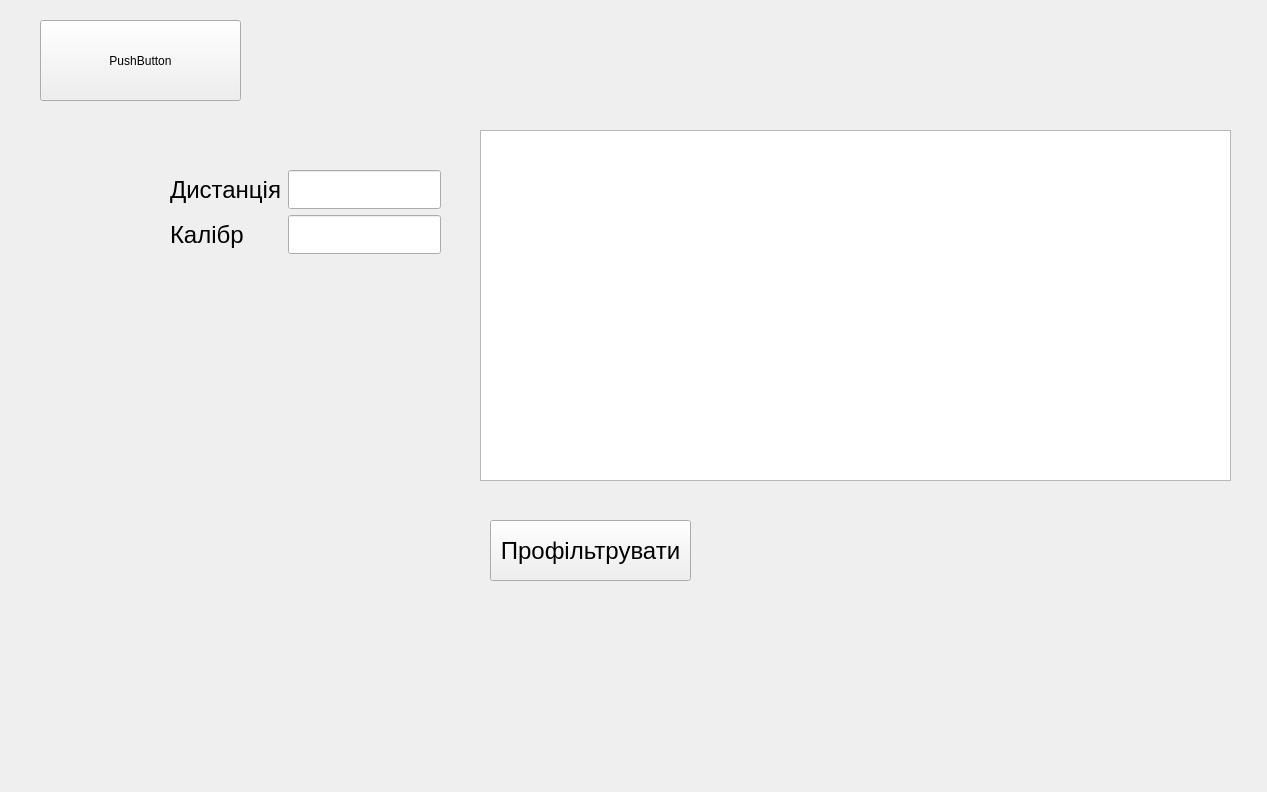
Old version of the form Military/filtrationwin.ui in the repository DmitryBizCode/MilitaryQt.
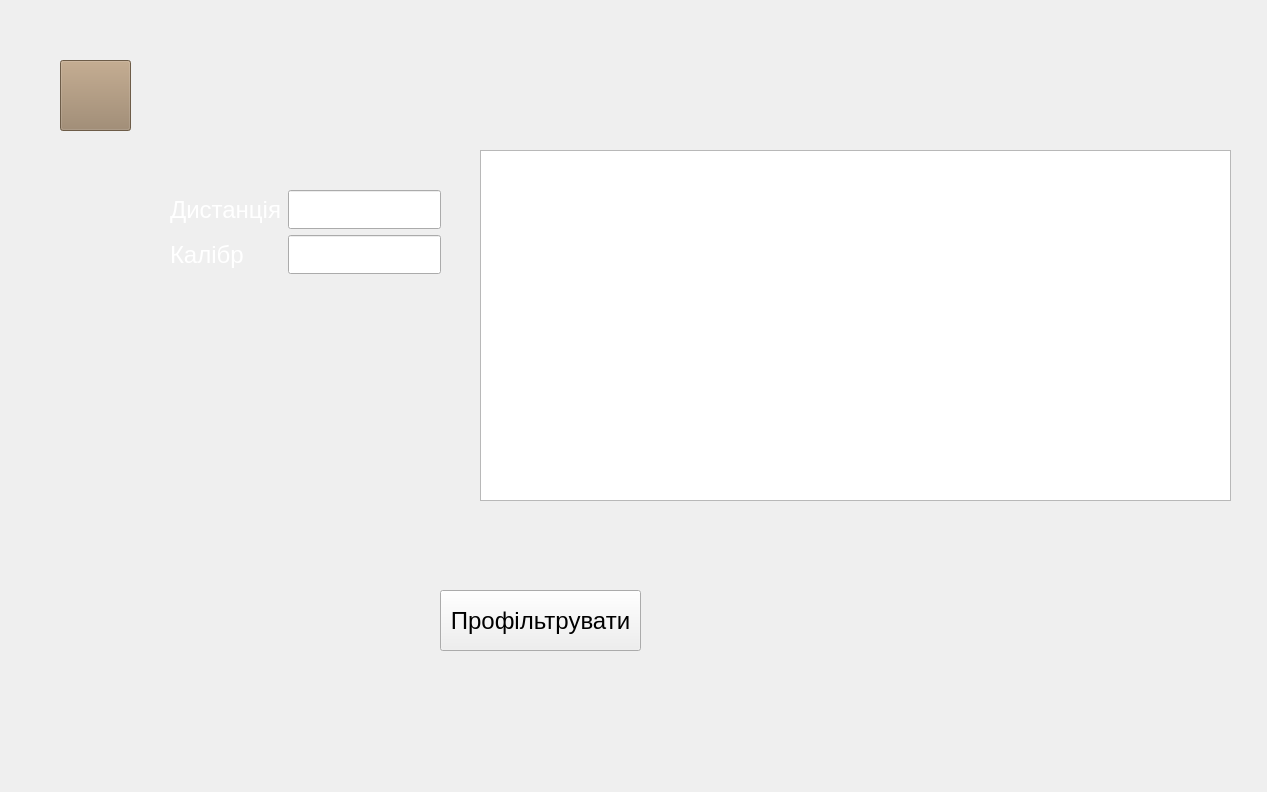
New version of the form. Icons and pictures are not drawn.

```diff
--- a/Military/filtrationwin.ui
+++ b/Military/filtrationwin.ui
@@ -17,8 +17,8 @@
    <widget class="QPushButton" name="FiltrationOn_">
     <property name="geometry">
      <rect>
-      <x>490</x>
-      <y>520</y>
+      <x>440</x>
+      <y>590</y>
       <width>201</width>
       <height>61</height>
      </rect>
@@ -36,7 +36,7 @@
     <property name="geometry">
      <rect>
       <x>480</x>
-      <y>130</y>
+      <y>150</y>
       <width>751</width>
       <height>351</height>
      </rect>
@@ -51,7 +51,7 @@
     <property name="geometry">
      <rect>
       <x>170</x>
-      <y>170</y>
+      <y>190</y>
       <width>271</width>
       <height>101</height>
      </rect>
@@ -64,6 +64,10 @@
          <pointsize>18</pointsize>
         </font>
        </property>
+       <property name="styleSheet">
+        <string notr="true">background-color: rgba(0, 0, 0, 0);
+color: #fff;</string>
+       </property>
        <property name="text">
         <string>Дистанція</string>
        </property>
@@ -85,6 +89,10 @@
          <pointsize>18</pointsize>
         </font>
        </property>
+       <property name="styleSheet">
+        <string notr="true">background-color: rgba(0, 0, 0, 0);
+color: #fff;</string>
+       </property>
        <property name="text">
         <string>Калібр</string>
        </property>
@@ -104,16 +112,48 @@
    <widget class="QPushButton" name="Return_to_home">
     <property name="geometry">
      <rect>
-      <x>40</x>
-      <y>20</y>
-      <width>201</width>
-      <height>81</height>
+      <x>60</x>
+      <y>60</y>
+      <width>71</width>
+      <height>71</height>
      </rect>
     </property>
+    <property name="styleSheet">
+     <string notr="true">image: url(:/resimg/IMage/resToPage/camping-tent_5543268.png);
+background-color: rgb(153, 129, 101);
+</string>
+    </property>
     <property name="text">
-     <string>PushButton</string>
+     <string/>
     </property>
    </widget>
+   <widget class="QLabel" name="Background">
+    <property name="enabled">
+     <bool>true</bool>
+    </property>
+    <property name="geometry">
+     <rect>
+      <x>0</x>
+      <y>-60</y>
+      <width>1271</width>
+      <height>851</height>
+     </rect>
+    </property>
+    <property name="styleSheet">
+     <string notr="true">    border: none;
+    outline: none;
+image: url(:/resimg/IMage/resToPage/simulation_back.jpg);
+image: url(:/resimg/IMage/resToPage/there.jpg);</string>
+    </property>
+    <property name="text">
+     <string/>
+    </property>
+   </widget>
+   <zorder>Background</zorder>
+   <zorder>FiltrationOn_</zorder>
+   <zorder>tableWidget</zorder>
+   <zorder>formLayoutWidget</zorder>
+   <zorder>Return_to_home</zorder>
   </widget>
  </widget>
  <resources/>
```
